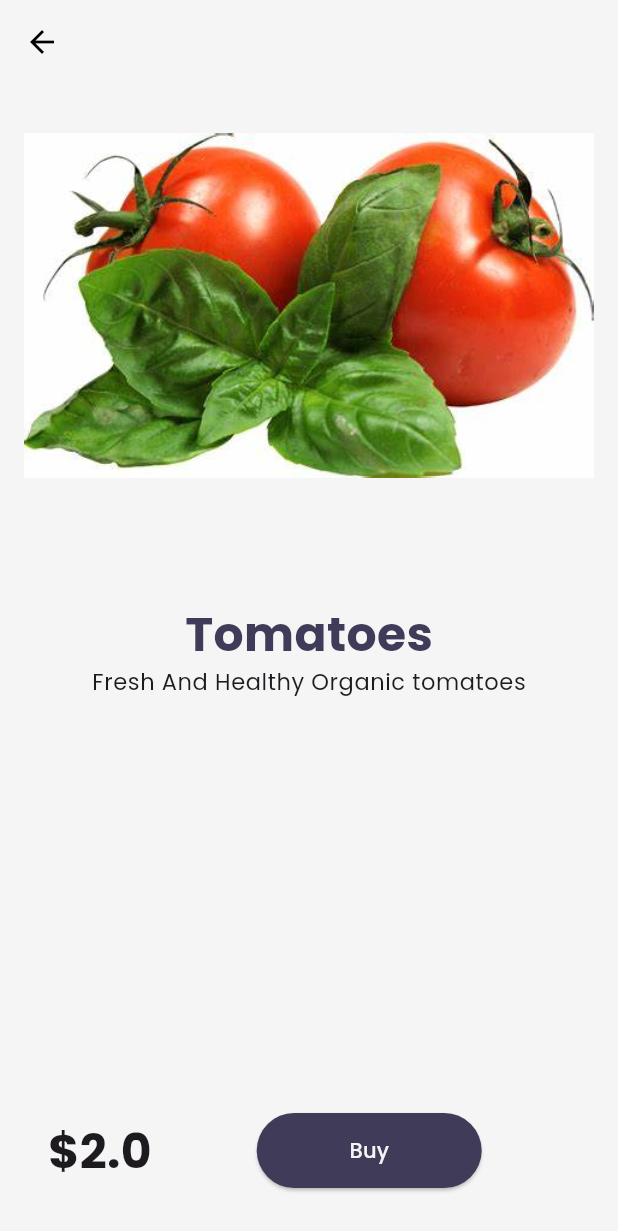
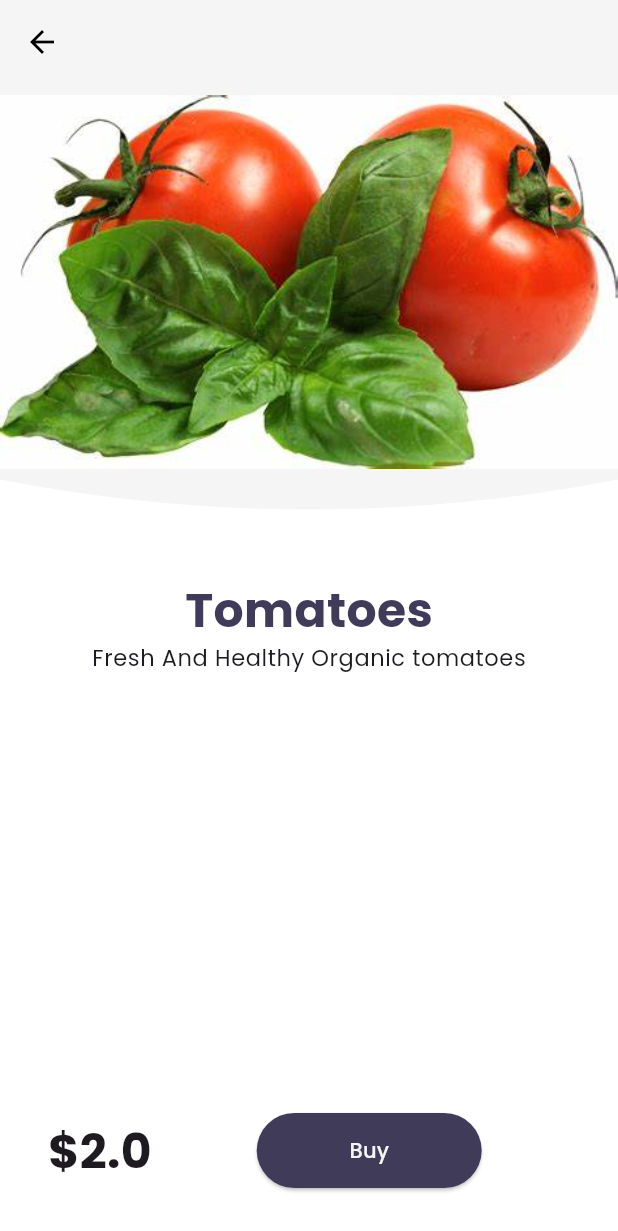
Before and after one commit to samir1120k/Online-Vegetable-Store, a Flutter app: the screen it shows after launch, after a tap on "Tomatoes", on a phone screen of 412 x 824 dp. Shown: the top 1231 px of the screen. Run offline on Flutter 3.47's test engine with Material 3 defaults, Android fonts, the phone set to English and light mode, and no system bars; drawn by our look-alikes of velocity_x; our stand-ins replace google_fonts.

Commit message:
day-18 Complete

```diff
--- a/lib/pages/cart_page.dart
+++ b/lib/pages/cart_page.dart
@@ -8,7 +8,7 @@ class Cartpage extends StatelessWidget {
   Widget build(BuildContext context) {
     return Scaffold(
       appBar: AppBar(
-        backgroundColor: Colors.transparent,
+        backgroundColor: context.theme.focusColor,
         title: "Cart".text.make(),
       ),
     );
--- a/lib/pages/home_detail_page.dart
+++ b/lib/pages/home_detail_page.dart
@@ -13,8 +13,10 @@ class HomeDetialsPage extends StatelessWidget {
       appBar: AppBar(
         backgroundColor: Colors.transparent,
       ),
-      backgroundColor: Mytheme.creamColor,
-      bottomNavigationBar: Row(
+      backgroundColor: context.theme.canvasColor,
+      bottomNavigationBar: Container(
+        color: context.cardColor,
+        child: Row(
           children: [
             ButtonBar(
               alignment: MainAxisAlignment.spaceBetween,
@@ -25,14 +27,15 @@ class HomeDetialsPage extends StatelessWidget {
                   onPressed: () {},
                   style: ButtonStyle(
                     backgroundColor:
-                      MaterialStateProperty.all(Mytheme.dartBluishColor),
+                        MaterialStateProperty.all(context.theme.focusColor),
                   ),
                   child: "Buy".text.color(Mytheme.creamColor).make(),
-              ).wh(150, 50).pOnly(left: 70.0)
+                ).wh(150, 50).pOnly(left: 70)
               ],
             ),
           ],
         ).p32(),
+      ),
       body: SafeArea(
         bottom: false,
         child: Column(children: [
@@ -46,11 +49,12 @@ class HomeDetialsPage extends StatelessWidget {
             arcType: VxArcType.convey,
             edge: VxEdge.top,
             child: Container(
+              color: context.cardColor,
               width: context.screenWidth,
               child: Column(
                 children: [
                   catalog.name.text.xl4
-                      .color(Mytheme.dartBluishColor)
+                      .color(context.theme.hintColor)
                       .bold
                       .make(),
                   catalog.desc.text.textStyle(context.captionStyle).xl.make(),
@@ -58,7 +62,7 @@ class HomeDetialsPage extends StatelessWidget {
               ).py64(),
             ),
           ))
-        ]).p16(),
+        ]),
       ),
     );
   }
--- a/lib/pages/home_page.dart
+++ b/lib/pages/home_page.dart
@@ -41,7 +41,10 @@ class _HomePageState extends State<HomePage> {
       floatingActionButton: FloatingActionButton(
         onPressed: () => Navigator.pushNamed(context, MyRoutes.cartRoutes),
         backgroundColor: context.theme.focusColor,
-        child: Icon(CupertinoIcons.cart),
+        child: Icon(
+          CupertinoIcons.cart,
+          color: Colors.white,
+        ),
       ),
       body: SafeArea(
         child: Container(
--- a/lib/pages/login_page.dart
+++ b/lib/pages/login_page.dart
@@ -1,5 +1,6 @@
 import 'package:flutter/material.dart';
 import 'package:test_2/utils/routes.dart';
+import 'package:velocity_x/velocity_x.dart';
 
 class LoginPage extends StatefulWidget {
   const LoginPage({super.key});
@@ -94,7 +95,7 @@ class _LoginPageState extends State<LoginPage> {
                     height: 20.0,
                   ),
                   Material(
-                    color: Colors.green,
+                    color: context.theme.focusColor,
                     borderRadius: BorderRadius.circular(changebutton ? 50 : 15),
                     child: InkWell(
                       onTap: () => moveToHome(context),
--- a/lib/widgets/home_widgets/Catalog_header.dart
+++ b/lib/widgets/home_widgets/Catalog_header.dart
@@ -13,8 +13,13 @@ class catalogHeader extends StatelessWidget {
       child: Column(
         crossAxisAlignment: CrossAxisAlignment.start,
         children: [
-          "Catalog App".text.xl5.bold.color(context.theme.hintColor).make(),
-          "Loyal Animals".text.color(context.theme.hintColor).center.xl2.make(),
+          "Vegetable Store".text.xl4.bold.color(context.theme.hintColor).make(),
+          "Fresh Vegetable"
+              .text
+              .color(context.theme.hintColor)
+              .center
+              .xl2
+              .make(),
         ],
       ),
     );
@@ -39,7 +44,7 @@ class CatalogItem extends StatelessWidget {
           crossAxisAlignment: CrossAxisAlignment.start,
           mainAxisAlignment: MainAxisAlignment.center,
           children: [
-            catalog.name.text.lg.color(Mytheme.dartBluishColor).bold.make(),
+            catalog.name.text.lg.color(context.theme.focusColor).bold.make(),
             catalog.desc.text.textStyle(context.captionStyle).make(),
             ButtonBar(
               alignment: MainAxisAlignment.spaceBetween,
@@ -50,7 +55,7 @@ class CatalogItem extends StatelessWidget {
                   onPressed: () {},
                   style: ButtonStyle(
                     backgroundColor:
-                        MaterialStateProperty.all(Mytheme.dartBluishColor),
+                        MaterialStateProperty.all(context.theme.focusColor),
                   ),
                   child: "Buy".text.color(Mytheme.creamColor).make(),
                 )
--- a/lib/widgets/home_widgets/Catalog_image.dart
+++ b/lib/widgets/home_widgets/Catalog_image.dart
@@ -12,7 +12,7 @@ class CatalogImage extends StatelessWidget {
         .box
         .rounded
         .p8
-        .color(Mytheme.creamColor)
+        .color(context.theme.canvasColor)
         .make()
         .p16()
         .w32(context);
--- a/lib/widgets/themes.dart
+++ b/lib/widgets/themes.dart
@@ -25,7 +25,7 @@ class Mytheme {
       focusColor: lightBluishColor,
       appBarTheme: AppBarTheme(
         backgroundColor: Colors.black,
-        iconTheme: IconThemeData(color: Colors.black),
+        iconTheme: IconThemeData(color: Colors.white),
       ));
 
   static Color creamColor = Color(0xfff5f5f5);
```
Lines whose indentation alone changed are shown as unchanged.
